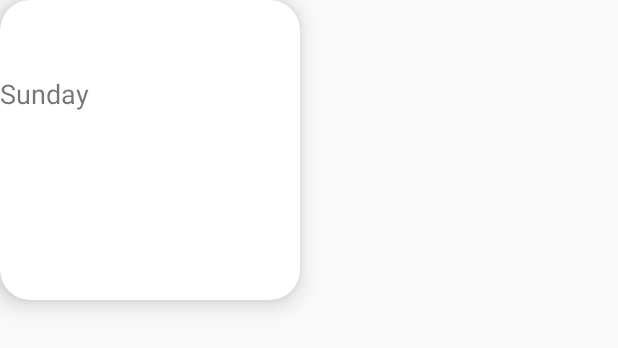
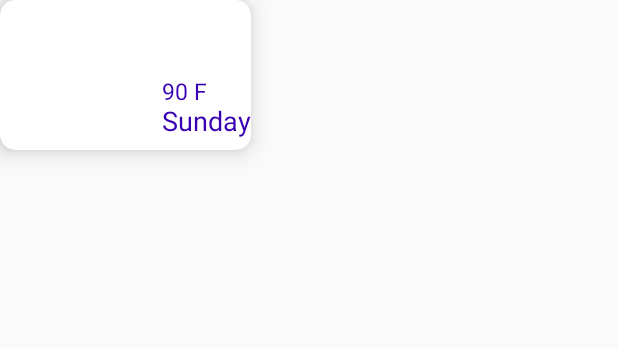
Before and after one commit to MosinRA/topWeather, an Android app: the layout item_scrol_menu_to_show_city_info.xml on its own in the app's theme, with its tools: preview values and no code run, on a phone screen of 412 x 824 dp. Shown: the top 348 px of the screen. Run offline under Robolectric (Android 15) with nearby library versions, the phone set to English and light mode, and no system bars.

```diff
--- a/app/src/main/res/layout/item_scrol_menu_to_show_city_info.xml
+++ b/app/src/main/res/layout/item_scrol_menu_to_show_city_info.xml
@@ -4,39 +4,50 @@
     xmlns:app="http://schemas.android.com/apk/res-auto"
     xmlns:tools="http://schemas.android.com/tools"
     android:id="@+id/card_view"
-    android:layout_width="200dp"
-    android:layout_height="200dp"
-    app:cardCornerRadius="20dp"
+    android:layout_width="wrap_content"
+    android:layout_height="100dp"
+    app:cardCornerRadius="10dp"
     app:cardElevation="10dp">
 
-    <LinearLayout
-        android:layout_width="200dp"
-        android:layout_height="200dp"
+    <androidx.constraintlayout.widget.ConstraintLayout
+        android:layout_width="wrap_content"
+        android:layout_height="110dp"
         android:orientation="vertical">
 
         <ImageView
             android:id="@+id/imageView"
             android:layout_width="100dp"
-            android:layout_height="100dp"
+            android:layout_height="80dp"
+            android:layout_marginStart="8dp"
+            android:layout_marginTop="8dp"
             android:layout_weight="1"
             android:background="?attr/selectableItemBackgroundBorderless"
-            android:scaleType="fitXY" />
+            android:scaleType="centerCrop"
+            app:layout_constraintStart_toStartOf="parent"
+            app:layout_constraintTop_toTopOf="parent"/>
 
-        <LinearLayout
-            android:layout_width="match_parent"
-            android:layout_height="match_parent"
-            android:layout_weight="1"
-            android:orientation="horizontal">
+        <TextView
+            android:id="@+id/showTempRecyclerView"
+            android:layout_width="wrap_content"
+            android:layout_height="wrap_content"
+            android:layout_marginTop="50dp"
+            android:layout_weight="4"
+            android:text="@string/temp"
+            android:textColor="@color/colorPrimaryDark"
+            android:textSize="@dimen/textSourceSmall"
+            app:layout_constraintStart_toEndOf="@+id/imageView"
+            app:layout_constraintTop_toTopOf="parent" />
 
-            <TextView
-                android:id="@+id/description"
-                android:layout_width="0dp"
-                android:layout_height="wrap_content"
-                android:text="@string/Sunday"
-                android:textSize="@dimen/sizeItemText"
-                android:layout_weight="4"/>
-
-        </LinearLayout>
-
-    </LinearLayout>
+        <TextView
+            android:id="@+id/description"
+            android:layout_width="wrap_content"
+            android:layout_height="wrap_content"
+            android:layout_marginTop="68dp"
+            android:layout_weight="4"
+            android:text="@string/Sunday"
+            android:textColor="@color/colorPrimaryDark"
+            android:textSize="@dimen/sizeItemText"
+            app:layout_constraintStart_toEndOf="@+id/imageView"
+            app:layout_constraintTop_toTopOf="parent" />
+    </androidx.constraintlayout.widget.ConstraintLayout>
 </androidx.cardview.widget.CardView>
--- a/app/src/main/res/values/colors.xml
+++ b/app/src/main/res/values/colors.xml
@@ -3,4 +3,5 @@
     <color name="colorPrimary">#6200EE</color>
     <color name="colorPrimaryDark">#3700B3</color>
     <color name="colorAccent">#03DAC5</color>
+    <color name="gray">#CFD3D2</color>
 </resources>
--- a/app/src/main/res/values/dimens.xml
+++ b/app/src/main/res/values/dimens.xml
@@ -2,6 +2,6 @@
 <resources>
     <dimen name="sizeItemText">18sp</dimen>
     <dimen name="textSourceBig">40sp</dimen>
-    <dimen name="textSourceSmall">12dp</dimen>
+    <dimen name="textSourceSmall">15dp</dimen>
     <dimen name="middle">30sp</dimen>
 </resources>
```
Also changed, not shown: app/src/main/java/com/mosin/topweather/DaysAdapterScrollView.java (+8 -4 lines), app/src/main/res/values/strings.xml (+24 -13 lines), 1 other file.
